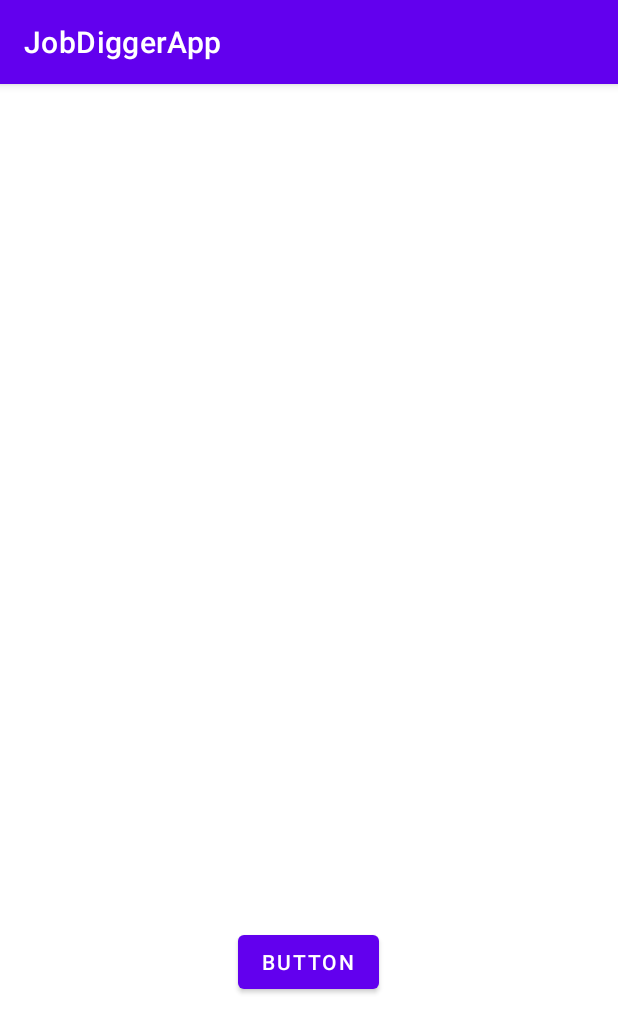
After one commit to b6112166/JobDigger, an Android app: the Job_seeker_Page screen opened directly, with no data from a screen before it, on a phone screen of 412 x 824 dp. The commit adds this screen. Shown: the top 1033 px of the screen. Run offline under Robolectric (Android 15) with nearby library versions, the phone set to English and light mode, and no system bars.

Commit message:
added button to go to job finder page

```diff
--- a/app/build.gradle
+++ b/app/build.gradle
@@ -1,6 +1,7 @@
 plugins {
     id 'com.android.application'
     id 'org.jetbrains.kotlin.android'
+    id 'com.google.gms.google-services'
 }
 
 android {
@@ -38,6 +39,7 @@ dependencies {
     implementation 'androidx.appcompat:appcompat:1.5.1'
     implementation 'com.google.android.material:material:1.7.0'
     implementation 'androidx.constraintlayout:constraintlayout:2.1.4'
+    implementation 'com.google.firebase:firebase-database:20.1.0'
     testImplementation 'junit:junit:4.13.2'
     androidTestImplementation 'androidx.test.ext:junit:1.1.4'
     androidTestImplementation 'androidx.test.espresso:espresso-core:3.5.0'
--- /dev/null
+++ b/app/src/main/java/com/example/jobdiggerapp/Job_seeker_Page.kt
@@ -0,0 +1,32 @@
+package com.example.jobdiggerapp
+
+import androidx.appcompat.app.AppCompatActivity
+import android.os.Bundle
+import android.widget.Button
+import android.widget.Toast
+
+
+class Job_seeker_Page : AppCompatActivity() {
+
+
+    override fun onCreate(savedInstanceState: Bundle?) {
+        super.onCreate(savedInstanceState)
+        setContentView(R.layout.activity_job_seeker_page)
+
+
+        var submitButton = Button(this);
+
+        submitButton.apply {
+            text = "Submit"
+            textSize = 20f
+            id = R.id.submit1
+        }
+
+
+        submitButton.setOnClickListener({
+            Toast.makeText(this, "you clicked me.", Toast.LENGTH_SHORT).show();
+        })
+    }
+
+
+}
--- /dev/null
+++ b/app/src/main/res/layout/activity_job_seeker_page.xml
@@ -0,0 +1,20 @@
+<?xml version="1.0" encoding="utf-8"?>
+<androidx.constraintlayout.widget.ConstraintLayout xmlns:android="http://schemas.android.com/apk/res/android"
+    xmlns:app="http://schemas.android.com/apk/res-auto"
+    xmlns:tools="http://schemas.android.com/tools"
+    android:layout_width="match_parent"
+    android:layout_height="match_parent"
+    tools:context=".Job_seeker_Page">
+
+    <Button
+        android:id="@+id/submit1"
+        android:layout_width="wrap_content"
+        android:layout_height="wrap_content"
+        android:text="Button"
+        app:layout_constraintBottom_toBottomOf="parent"
+        app:layout_constraintEnd_toEndOf="parent"
+        app:layout_constraintHorizontal_bias="0.498"
+        app:layout_constraintStart_toStartOf="parent"
+        app:layout_constraintTop_toTopOf="parent"
+        app:layout_constraintVertical_bias="0.78" />
+</androidx.constraintlayout.widget.ConstraintLayout>
```
Also changed, not shown: app/src/main/AndroidManifest.xml (+14 -0 lines), app/src/main/java/com/example/jobdiggerapp/MainActivity.kt (+7 -3 lines), build.gradle (+7 -3 lines), 1 other file.
